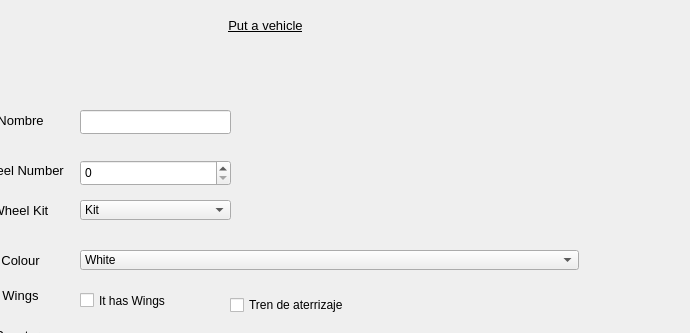
JSlaig/ARCO2020-p2, file MainWindow.ui: the form before one commit; both pictures show x 110 to 800 and y 0 to 333 of the 800 by 600 pixel window.
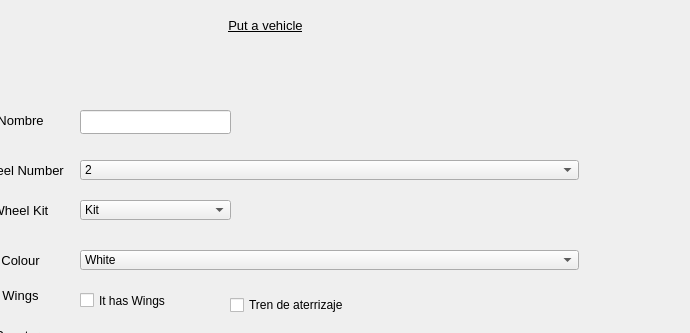
The form after the commit.

```diff
--- a/MainWindow.ui
+++ b/MainWindow.ui
@@ -639,16 +639,6 @@
      </property>
     </item>
    </widget>
-   <widget class="QSpinBox" name="wheelNumberLine">
-    <property name="geometry">
-     <rect>
-      <x>190</x>
-      <y>160</y>
-      <width>151</width>
-      <height>26</height>
-     </rect>
-    </property>
-   </widget>
    <widget class="QLabel" name="LabelTitle_16">
     <property name="geometry">
      <rect>
@@ -696,6 +686,41 @@
      </rect>
     </property>
    </widget>
+   <widget class="QComboBox" name="wheelNumber">
+    <property name="geometry">
+     <rect>
+      <x>190</x>
+      <y>160</y>
+      <width>499</width>
+      <height>20</height>
+     </rect>
+    </property>
+    <item>
+     <property name="text">
+      <string>2</string>
+     </property>
+    </item>
+    <item>
+     <property name="text">
+      <string>3</string>
+     </property>
+    </item>
+    <item>
+     <property name="text">
+      <string>4</string>
+     </property>
+    </item>
+    <item>
+     <property name="text">
+      <string>6</string>
+     </property>
+    </item>
+    <item>
+     <property name="text">
+      <string>40</string>
+     </property>
+    </item>
+   </widget>
   </widget>
   <widget class="QStatusBar" name="statusbar"/>
  </widget>
```
